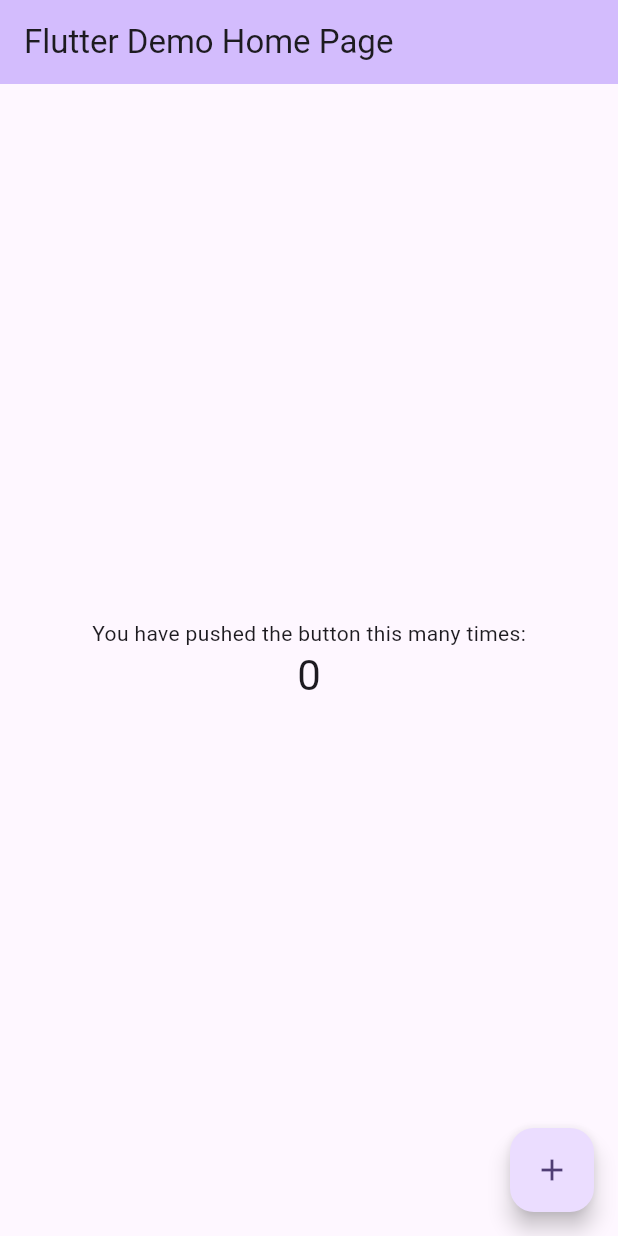
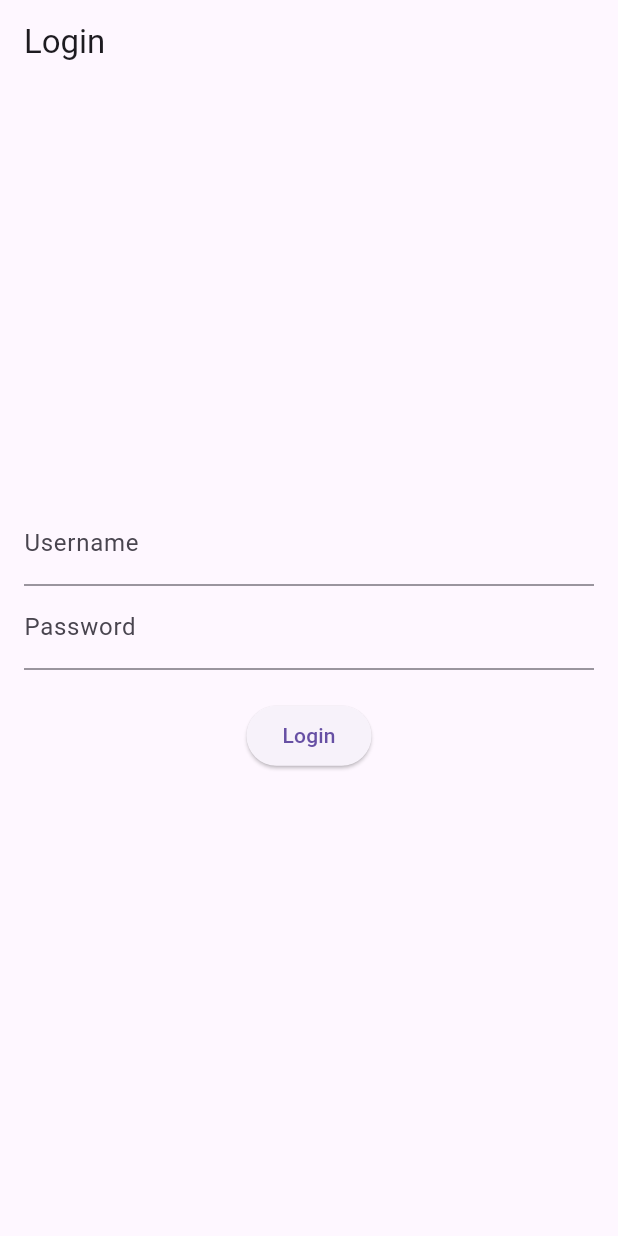
Before and after one commit to shaifulanam07/tugas1, a Flutter app: the screen it shows after launch, on a phone screen of 412 x 824 dp. Run offline on Flutter 3.47's test engine with Material 3 defaults, Android fonts, the phone set to English and light mode, and no system bars.

Commit message:
memperbarui lib

```diff
--- a/lib/main.dart
+++ b/lib/main.dart
@@ -1,125 +1,77 @@
 import 'package:flutter/material.dart';
+import 'package:tugas1/dashboard.dart';
 
-void main() {
-  runApp(const MyApp());
-}
+void main() => runApp(MyApp());
 
 class MyApp extends StatelessWidget {
-  const MyApp({super.key});
-
-  // This widget is the root of your application.
   @override
   Widget build(BuildContext context) {
     return MaterialApp(
-      title: 'Flutter Demo',
-      theme: ThemeData(
-        // This is the theme of your application.
-        //
-        // TRY THIS: Try running your application with "flutter run". You'll see
-        // the application has a purple toolbar. Then, without quitting the app,
-        // try changing the seedColor in the colorScheme below to Colors.green
-        // and then invoke "hot reload" (save your changes or press the "hot
-        // reload" button in a Flutter-supported IDE, or press "r" if you used
-        // the command line to start the app).
-        //
-        // Notice that the counter didn't reset back to zero; the application
-        // state is not lost during the reload. To reset the state, use hot
-        // restart instead.
-        //
-        // This works for code too, not just values: Most code changes can be
-        // tested with just a hot reload.
-        colorScheme: ColorScheme.fromSeed(seedColor: Colors.deepPurple),
-        useMaterial3: true,
-      ),
-      home: const MyHomePage(title: 'Flutter Demo Home Page'),
+      title: 'Login Demo',
+      theme: ThemeData(primarySwatch: Colors.blue),
+      home: LoginPage(),
     );
   }
 }
 
-class MyHomePage extends StatefulWidget {
-  const MyHomePage({super.key, required this.title});
-
-  // This widget is the home page of your application. It is stateful, meaning
-  // that it has a State object (defined below) that contains fields that affect
-  // how it looks.
-
-  // This class is the configuration for the state. It holds the values (in this
-  // case the title) provided by the parent (in this case the App widget) and
-  // used by the build method of the State. Fields in a Widget subclass are
-  // always marked "final".
-
-  final String title;
-
+class LoginPage extends StatefulWidget {
   @override
-  State<MyHomePage> createState() => _MyHomePageState();
+  _LoginPageState createState() => _LoginPageState();
 }
 
-class _MyHomePageState extends State<MyHomePage> {
-  int _counter = 0;
+class _LoginPageState extends State<LoginPage> {
+  final TextEditingController _usernameController = TextEditingController();
+  final TextEditingController _passwordController = TextEditingController();
 
-  void _incrementCounter() {
-    setState(() {
-      // This call to setState tells the Flutter framework that something has
-      // changed in this State, which causes it to rerun the build method below
-      // so that the display can reflect the updated values. If we changed
-      // _counter without calling setState(), then the build method would not be
-      // called again, and so nothing would appear to happen.
-      _counter++;
-    });
+  String _errorMessage = '';
+
+  void _login() {
+    String username = _usernameController.text;
+    String password = _passwordController.text;
+
+    if (username == 'admin' && password == 'password') {
+      Navigator.push(
+        context,
+        MaterialPageRoute(builder: (context) => DashboardPage()),
+      );
+    } else {
+      setState(() {
+        _errorMessage = 'Invalid username or password';
+      });
+    }
   }
 
   @override
   Widget build(BuildContext context) {
-    // This method is rerun every time setState is called, for instance as done
-    // by the _incrementCounter method above.
-    //
-    // The Flutter framework has been optimized to make rerunning build methods
-    // fast, so that you can just rebuild anything that needs updating rather
-    // than having to individually change instances of widgets.
     return Scaffold(
-      appBar: AppBar(
-        // TRY THIS: Try changing the color here to a specific color (to
-        // Colors.amber, perhaps?) and trigger a hot reload to see the AppBar
-        // change color while the other colors stay the same.
-        backgroundColor: Theme.of(context).colorScheme.inversePrimary,
-        // Here we take the value from the MyHomePage object that was created by
-        // the App.build method, and use it to set our appbar title.
-        title: Text(widget.title),
-      ),
-      body: Center(
-        // Center is a layout widget. It takes a single child and positions it
-        // in the middle of the parent.
+      appBar: AppBar(title: Text('Login')),
+      body: Padding(
+        padding: EdgeInsets.all(16.0),
         child: Column(
-          // Column is also a layout widget. It takes a list of children and
-          // arranges them vertically. By default, it sizes itself to fit its
-          // children horizontally, and tries to be as tall as its parent.
-          //
-          // Column has various properties to control how it sizes itself and
-          // how it positions its children. Here we use mainAxisAlignment to
-          // center the children vertically; the main axis here is the vertical
-          // axis because Columns are vertical (the cross axis would be
-          // horizontal).
-          //
-          // TRY THIS: Invoke "debug painting" (choose the "Toggle Debug Paint"
-          // action in the IDE, or press "p" in the console), to see the
-          // wireframe for each widget.
           mainAxisAlignment: MainAxisAlignment.center,
-          children: <Widget>[
-            const Text(
-              'You have pushed the button this many times:',
+          children: [
+            TextField(
+              controller: _usernameController,
+              decoration: InputDecoration(labelText: 'Username'),
             ),
+            TextField(
+              controller: _passwordController,
+              decoration: InputDecoration(labelText: 'Password'),
+              obscureText: true,
+            ),
+            SizedBox(height: 20),
+            ElevatedButton(
+              onPressed: _login,
+              child: Text('Login'),
+            ),
+            SizedBox(height: 10),
             Text(
-              '$_counter',
-              style: Theme.of(context).textTheme.headlineMedium,
+              _errorMessage,
+              style: TextStyle(color: Colors.red),
             ),
           ],
         ),
       ),
-      floatingActionButton: FloatingActionButton(
-        onPressed: _incrementCounter,
-        tooltip: 'Increment',
-        child: const Icon(Icons.add),
-      ), // This trailing comma makes auto-formatting nicer for build methods.
     );
   }
 }
```
Also changed, not shown: lib/dashboard.dart (added, +31 -0 lines).
